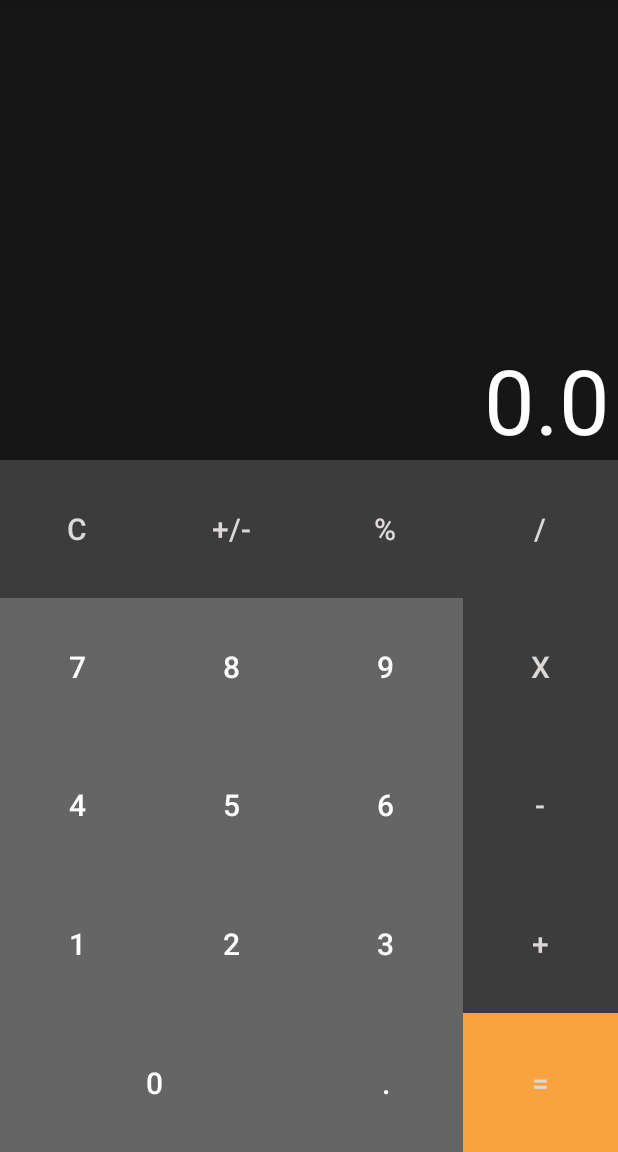
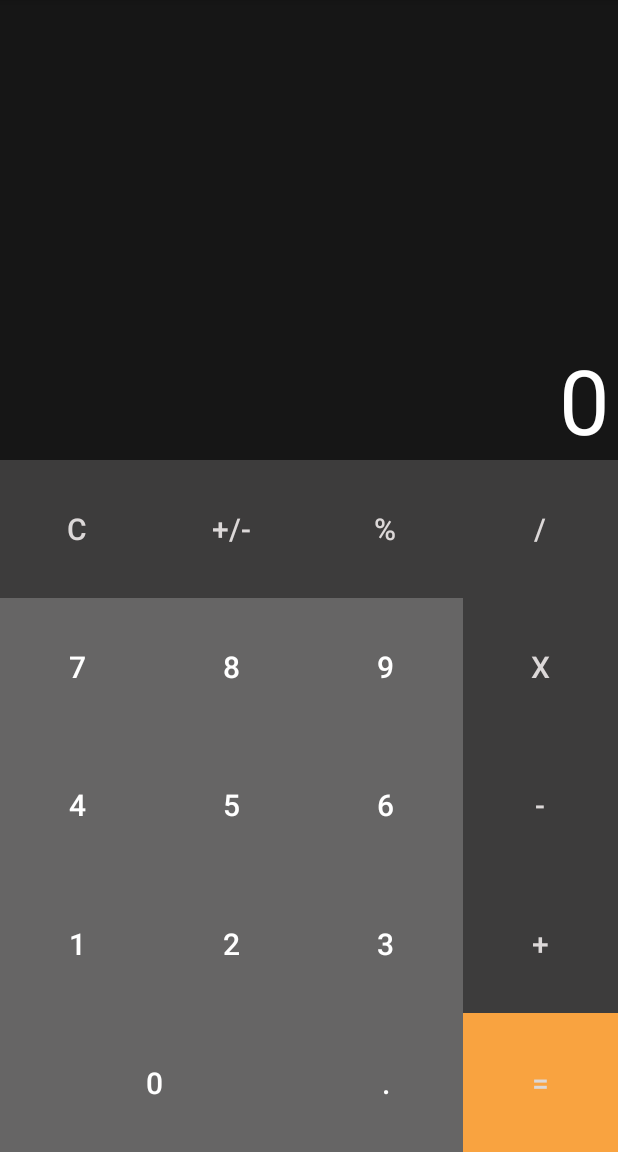
Before and after one commit to Wlga17/Calculadora_Android, an Android app: the screen it shows after launch (MainActivity), after a tap on an icon or button, on a phone screen of 412 x 824 dp, the part 84-1236 px from its top. Run offline under Robolectric (Android 15) with nearby library versions, the phone set to English and light mode, and no system bars.

Commit message:
Atualizando a classe main

```diff
--- a/app/src/main/java/com/example/willi_000/calculadora/MainActivity.java
+++ b/app/src/main/java/com/example/willi_000/calculadora/MainActivity.java
@@ -144,10 +144,14 @@ public class MainActivity extends AppCompatActivity implements View.OnClickListe
     }
 
     private void porcento() {
-        double result;
         String textVisor = txt_visor.getText().toString().trim();
-        result = Double.parseDouble(textVisor) / 100;
-        txt_visor.setText(String.valueOf(result));
+        double resultado = Double.parseDouble(textVisor) / 100;
+        if (resultado == Math.rint(resultado)) {
+            int valorInt = (int) resultado;
+            txt_visor.setText(String.valueOf(valorInt));
+        } else {
+            txt_visor.setText(String.valueOf(resultado));
+        }
     }
 
     private void ponto(String ponto){
@@ -168,9 +172,6 @@ public class MainActivity extends AppCompatActivity implements View.OnClickListe
     }
 
     private void maisOUmenos(){
-//        tamanhoTexto = textVisor.length();
-//        aux = textVisor.substring(tamanhoTexto-1, tamanhoTexto);
-//        String txt = textVisor.substring(0, tamanhoTexto-2);
         String textVisor = txt_visor.getText().toString();
         double valor = Double.parseDouble(textVisor) * (-1);
 
```
